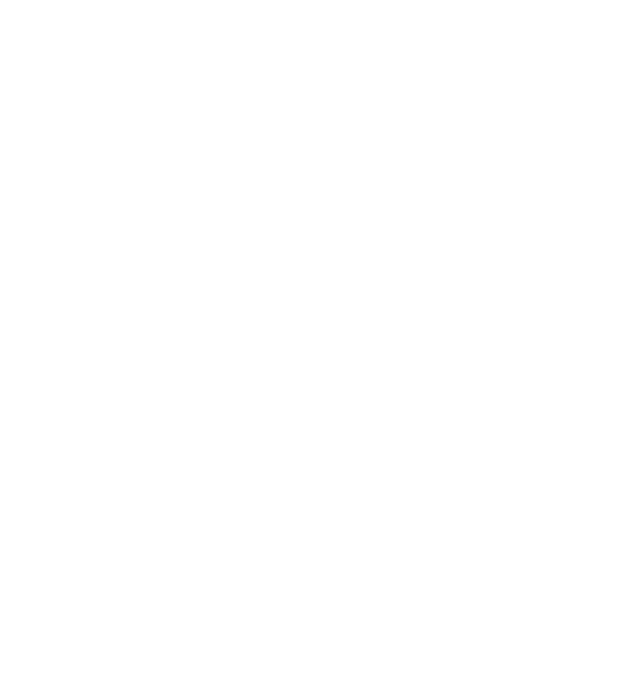
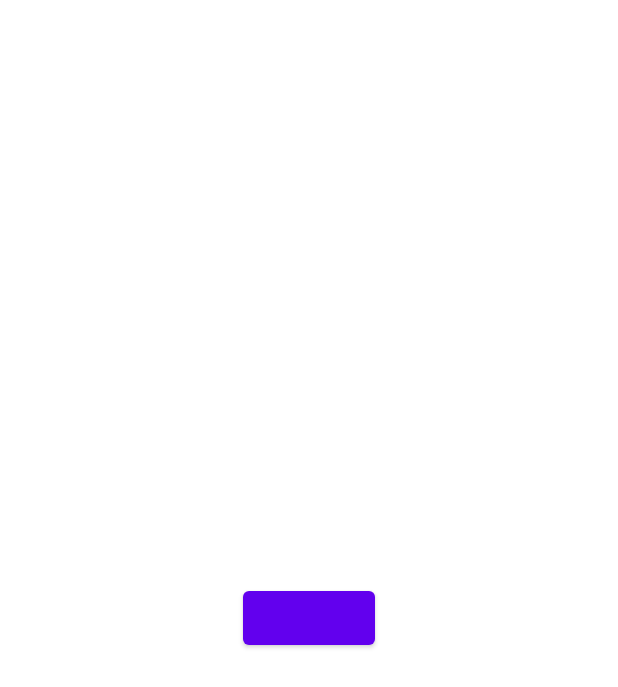
Before and after one commit to bayuokta/android-material-design, an Android app: the screen it shows after launch (MainActivity), on a phone screen of 412 x 824 dp. Before the commit the part shown is empty. Shown: the top 687 px of the screen. Run offline under Robolectric (Android 15) with nearby library versions, the phone set to English and light mode, and no system bars.

Commit message:
added button in main activity

```diff
--- a/MyMaterialDesign/app/src/main/res/layout/activity_main.xml
+++ b/MyMaterialDesign/app/src/main/res/layout/activity_main.xml
@@ -6,6 +6,13 @@
     android:layout_height="match_parent"
     tools:context=".MainActivity">
 
-
+    <Button
+        android:layout_width="wrap_content"
+        android:layout_height="wrap_content"
+        android:textColorHighlight="@android:color/holo_red_dark"
+        app:layout_constraintBottom_toBottomOf="parent"
+        app:layout_constraintEnd_toEndOf="parent"
+        app:layout_constraintStart_toStartOf="parent"
+        app:layout_constraintTop_toTopOf="parent" />
 
 </androidx.constraintlayout.widget.ConstraintLayout>
```
